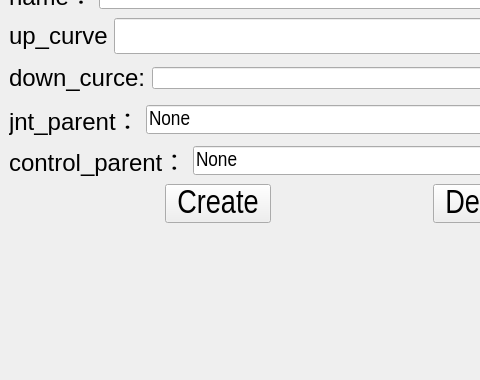
Before: the Qt Designer form bind/ui/setup/face_ui.ui in MuZiMuZi/muziToolset, drawn with Qt 5; both pictures show x 0 to 480 and y 239 to 619 of the 703 by 619 pixel window.
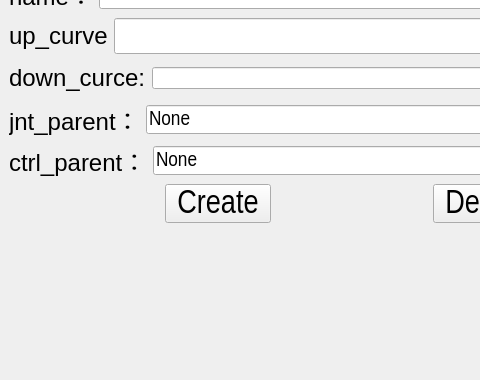
After: the same form once the commit is applied.

Commit message: 替换ctrl_parent

Patch:
```diff
--- a/bind/ui/setup/face_ui.ui
+++ b/bind/ui/setup/face_ui.ui
@@ -285,7 +285,7 @@
                                             <enum>Qt::LeftToRight</enum>
                                         </property>
                                         <property name="text">
-                                            <string>control_parent：</string>
+                                            <string>ctrl_parent：</string>
                                         </property>
                                         <property name="alignment">
                                             <set>Qt::AlignLeading|Qt::AlignLeft|Qt::AlignVCenter</set>
```
Left out of the diff: 2 changed lines with no effect on the pictures. The commit also changes 47 other files.
